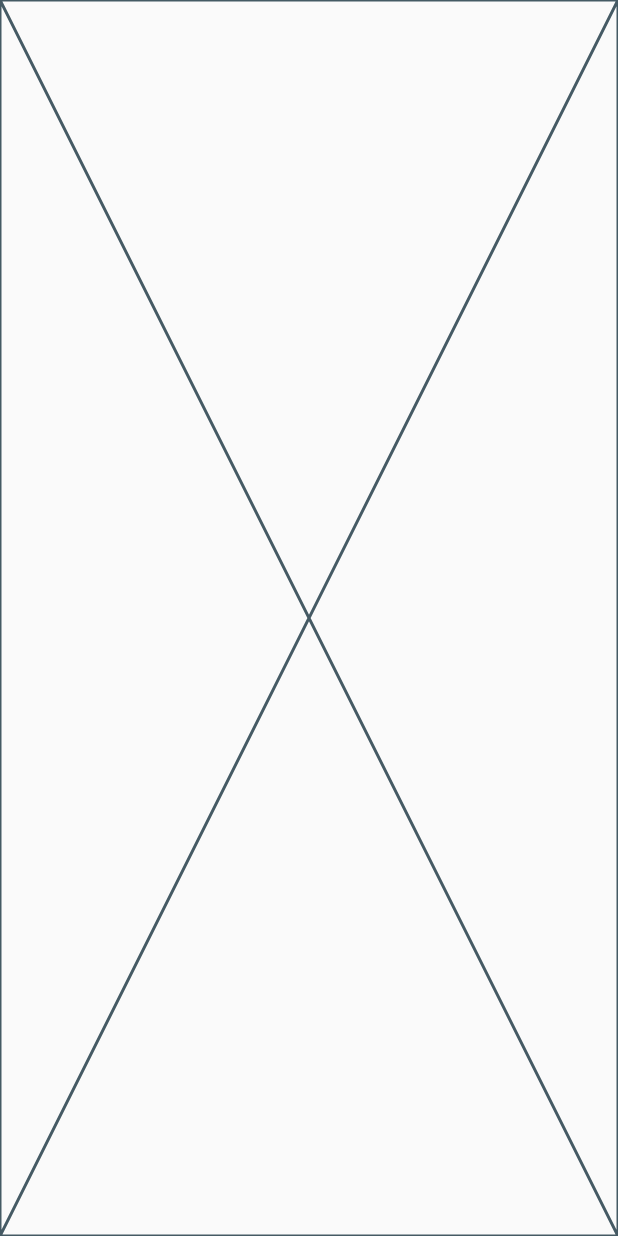
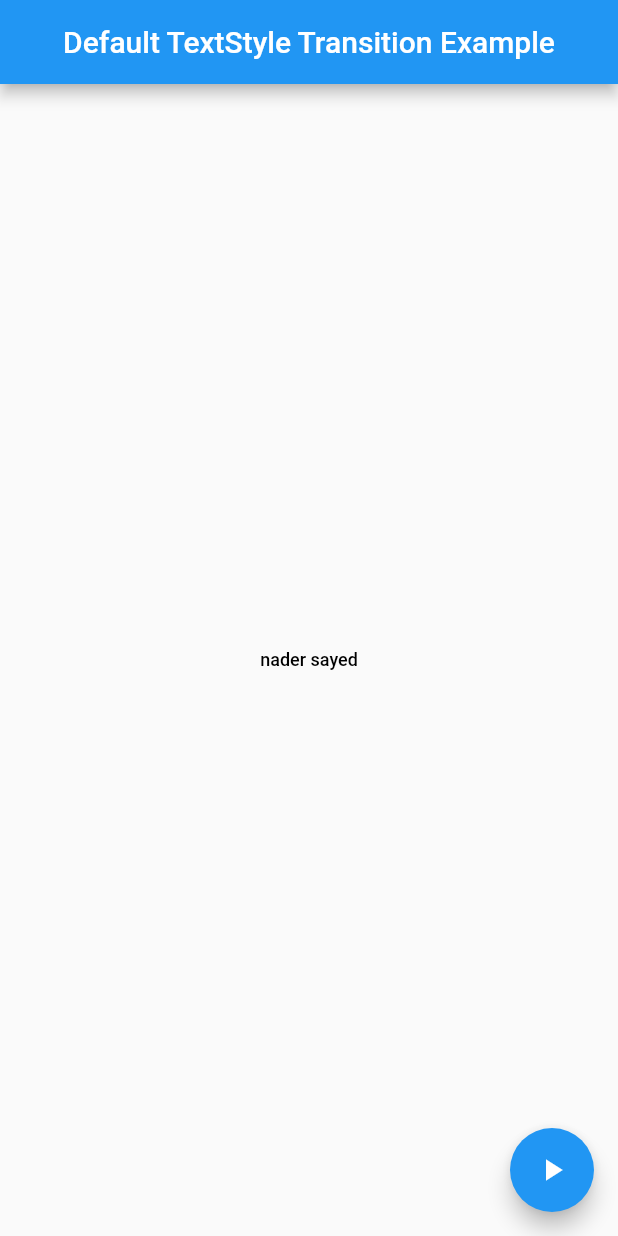
Before and after one commit to Nadersaye/animation, a Flutter app: the DefaultTextStyleTransitionExample screen opened directly, on a phone screen of 412 x 824 dp. Run offline on Flutter 3.47's test engine with Material 2 defaults, Android fonts, the phone set to English and light mode, and no system bars.

Commit message:
finish default textStyle&indexed Stack transition

```diff
--- a/lib/Explicit_Animation/default_textstyle_transition.dart
+++ b/lib/Explicit_Animation/default_textstyle_transition.dart
@@ -12,11 +12,19 @@ class _DefaultTextStyleTransitionExampleState
     extends State<DefaultTextStyleTransitionExample>
     with SingleTickerProviderStateMixin {
   late AnimationController _controller;
+  late Animation<TextStyle> _animation;
 
   @override
   void initState() {
     super.initState();
-    _controller = AnimationController(vsync: this);
+    _controller =
+        AnimationController(vsync: this, duration: const Duration(seconds: 5));
+    _animation = TextStyleTween(
+      begin: const TextStyle(
+          fontSize: 12, fontWeight: FontWeight.w500, color: Colors.black),
+      end: const TextStyle(
+          fontSize: 42, fontWeight: FontWeight.bold, color: Colors.purple),
+    ).animate(CurvedAnimation(parent: _controller, curve: Curves.bounceInOut));
   }
 
   @override
@@ -27,6 +35,23 @@ class _DefaultTextStyleTransitionExampleState
 
   @override
   Widget build(BuildContext context) {
-    return const Placeholder();
+    return Scaffold(
+        appBar: AppBar(
+          title: const Text('Default TextStyle Transition Example'),
+          centerTitle: true,
+        ),
+        body: Center(
+          child: DefaultTextStyleTransition(
+              style: _animation, child: const Text('nader sayed')),
+        ),
+        floatingActionButton: FloatingActionButton(
+          onPressed: startAnimation,
+          child: const Icon(Icons.play_arrow),
+        ));
+  }
+
+  void startAnimation() {
+    _controller.reset();
+    _controller.forward();
   }
 }
--- a/lib/Explicit_Animation/tween_animated_builder.dart
+++ b/lib/Explicit_Animation/tween_animated_builder.dart
@@ -24,6 +24,7 @@ class _TweenAnimatedBuilderExampleState
         children: [
           Center(
             child: TweenAnimationBuilder(
+              curve: Curves.bounceInOut,
               tween: Tween<double>(begin: 0, end: _opacityValue),
               duration: const Duration(seconds: 5),
               builder: (BuildContext context, double value, Widget? child) {
--- a/lib/home.dart
+++ b/lib/home.dart
@@ -1,5 +1,7 @@
 import 'package:animation/Explicit_Animation/animated_builder.dart';
+import 'package:animation/Explicit_Animation/default_textstyle_transition.dart';
 import 'package:animation/Explicit_Animation/fade_transition.dart';
+import 'package:animation/Explicit_Animation/indexed_stack_transition.dart';
 import 'package:animation/Explicit_Animation/positioned_directional_transition.dart';
 import 'package:animation/Explicit_Animation/positioned_transition.dart';
 import 'package:animation/Explicit_Animation/rotation_transition.dart';
@@ -95,8 +97,14 @@ class HomeScreen extends StatelessWidget {
                 backgroundColor: const Color.fromARGB(255, 182, 67, 67),
                 widget: const TweenAnimatedBuilderExample(),
                 text: 'Tween Animated Builder Example'),
-
-            //TweenAnimatedBuilderExample
+            NavigateToAnimatedExample(
+                backgroundColor: const Color.fromARGB(255, 182, 67, 67),
+                widget: const DefaultTextStyleTransitionExample(),
+                text: 'Default TextStyle Transition Example'),
+            NavigateToAnimatedExample(
+                backgroundColor: const Color.fromARGB(255, 182, 67, 67),
+                widget: const IndexedStackTansitionExample(),
+                text: 'Indexed Stack Tansition Example'),
           ],
         ),
       ),
```
Also changed, not shown: lib/Explicit_Animation/indexed_stack_transition.dart (added, +95 -0 lines), lib/Explicit_Animation/inexed_stack_transition.dart (deleted).
